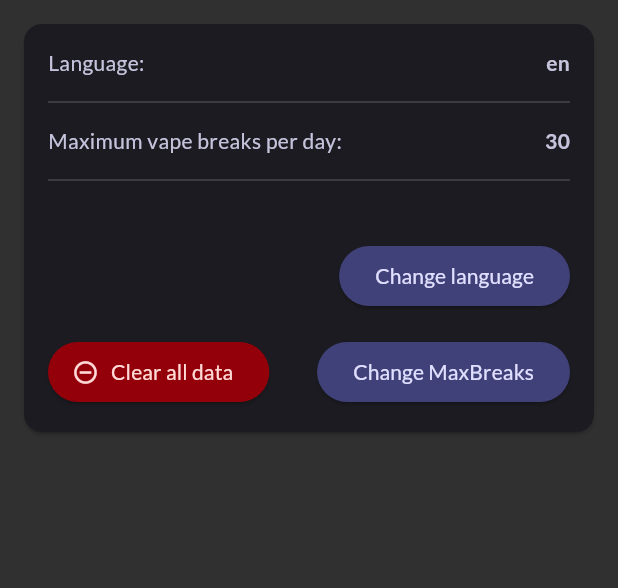
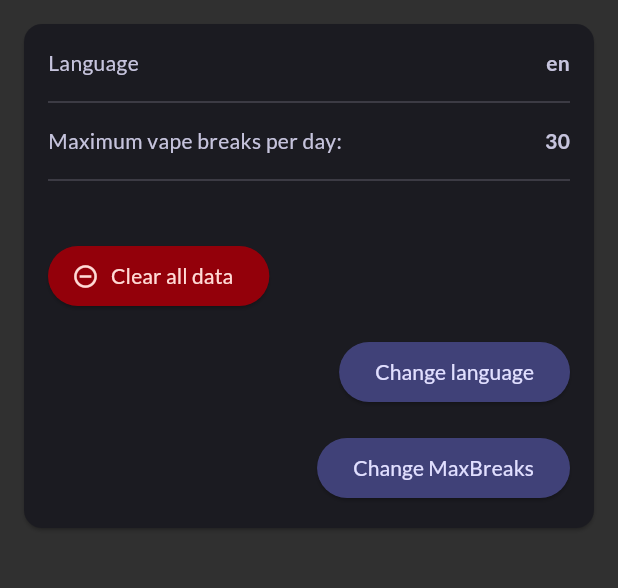
Before and after one commit to mihakonceptcorn/OffVape, a Flutter app: the screen it shows after launch, after a tap on the "person outline" icon, on a phone screen of 412 x 824 dp, the part 84-672 px from its top. Run offline on Flutter 3.47's test engine with Material 3 defaults, Android fonts, the phone set to English and light mode, and no system bars; our stand-ins replace fl_chart, flutter_riverpod, google_fonts, shared_preferences, sqflite; accounts and stored records are empty.

Commit message:
user screen translations

````diff
--- /dev/null
+++ b/l10n.yaml
@@ -0,0 +1,3 @@
+arb-dir: lib/l10n
+template-arb-file: app_en.arb
+output-localization-file: app_localizations.dart
--- /dev/null
+++ b/lib/l10n/app_localizations.dart
@@ -0,0 +1,164 @@
+import 'dart:async';
+
+import 'package:flutter/foundation.dart';
+import 'package:flutter/widgets.dart';
+import 'package:flutter_localizations/flutter_localizations.dart';
+import 'package:intl/intl.dart' as intl;
+
+import 'app_localizations_en.dart';
+import 'app_localizations_uk.dart';
+
+// ignore_for_file: type=lint
+
+/// Callers can lookup localized strings with an instance of AppLocalizations
+/// returned by `AppLocalizations.of(context)`.
+///
+/// Applications need to include `AppLocalizations.delegate()` in their app's
+/// `localizationDelegates` list, and the locales they support in the app's
+/// `supportedLocales` list. For example:
+///
+/// ```dart
+/// import 'l10n/app_localizations.dart';
+///
+/// return MaterialApp(
+///   localizationsDelegates: AppLocalizations.localizationsDelegates,
+///   supportedLocales: AppLocalizations.supportedLocales,
+///   home: MyApplicationHome(),
+/// );
+/// ```
+///
+/// ## Update pubspec.yaml
+///
+/// Please make sure to update your pubspec.yaml to include the following
+/// packages:
+///
+/// ```yaml
+/// dependencies:
+///   # Internationalization support.
+///   flutter_localizations:
+///     sdk: flutter
+///   intl: any # Use the pinned version from flutter_localizations
+///
+///   # Rest of dependencies
+/// ```
+///
+/// ## iOS Applications
+///
+/// iOS applications define key application metadata, including supported
+/// locales, in an Info.plist file that is built into the application bundle.
+/// To configure the locales supported by your app, you’ll need to edit this
+/// file.
+///
+/// First, open your project’s ios/Runner.xcworkspace Xcode workspace file.
+/// Then, in the Project Navigator, open the Info.plist file under the Runner
+/// project’s Runner folder.
+///
+/// Next, select the Information Property List item, select Add Item from the
+/// Editor menu, then select Localizations from the pop-up menu.
+///
+/// Select and expand the newly-created Localizations item then, for each
+/// locale your application supports, add a new item and select the locale
+/// you wish to add from the pop-up menu in the Value field. This list should
+/// be consistent with the languages listed in the AppLocalizations.supportedLocales
+/// property.
+abstract class AppLocalizations {
+  AppLocalizations(String locale)
+    : localeName = intl.Intl.canonicalizedLocale(locale.toString());
+
+  final String localeName;
+
+  static AppLocalizations? of(BuildContext context) {
+    return Localizations.of<AppLocalizations>(context, AppLocalizations);
+  }
+
+  static const LocalizationsDelegate<AppLocalizations> delegate =
+      _AppLocalizationsDelegate();
+
+  /// A list of this localizations delegate along with the default localizations
+  /// delegates.
+  ///
+  /// Returns a list of localizations delegates containing this delegate along with
+  /// GlobalMaterialLocalizations.delegate, GlobalCupertinoLocalizations.delegate,
+  /// and GlobalWidgetsLocalizations.delegate.
+  ///
+  /// Additional delegates can be added by appending to this list in
+  /// MaterialApp. This list does not have to be used at all if a custom list
+  /// of delegates is preferred or required.
+  static const List<LocalizationsDelegate<dynamic>> localizationsDelegates =
+      <LocalizationsDelegate<dynamic>>[
+        delegate,
+        GlobalMaterialLocalizations.delegate,
+        GlobalCupertinoLocalizations.delegate,
+        GlobalWidgetsLocalizations.delegate,
+      ];
+
+  /// A list of this localizations delegate's supported locales.
+  static const List<Locale> supportedLocales = <Locale>[
+    Locale('en'),
+    Locale('uk'),
+  ];
+
+  /// No description provided for @language.
+  ///
+  /// In en, this message translates to:
+  /// **'Language'**
+  String get language;
+
+  /// No description provided for @userMaxNum.
+  ///
+  /// In en, this message translates to:
+  /// **'Maximum vape breaks per day:'**
+  String get userMaxNum;
+
+  /// No description provided for @changeLanguage.
+  ///
+  /// In en, this message translates to:
+  /// **'Change language'**
+  String get changeLanguage;
+
+  /// No description provided for @clearAll.
+  ///
+  /// In en, this message translates to:
+  /// **'Clear all data'**
+  String get clearAll;
+
+  /// No description provided for @changeMaxBreaks.
+  ///
+  /// In en, this message translates to:
+  /// **'Change MaxBreaks'**
+  String get changeMaxBreaks;
+}
+
+class _AppLocalizationsDelegate
+    extends LocalizationsDelegate<AppLocalizations> {
+  const _AppLocalizationsDelegate();
+
+  @override
+  Future<AppLocalizations> load(Locale locale) {
+    return SynchronousFuture<AppLocalizations>(lookupAppLocalizations(locale));
+  }
+
+  @override
+  bool isSupported(Locale locale) =>
+      <String>['en', 'uk'].contains(locale.languageCode);
+
+  @override
+  bool shouldReload(_AppLocalizationsDelegate old) => false;
+}
+
+AppLocalizations lookupAppLocalizations(Locale locale) {
+  // Lookup logic when only language code is specified.
+  switch (locale.languageCode) {
+    case 'en':
+      return AppLocalizationsEn();
+    case 'uk':
+      return AppLocalizationsUk();
+  }
+
+  throw FlutterError(
+    'AppLocalizations.delegate failed to load unsupported locale "$locale". This is likely '
+    'an issue with the localizations generation tool. Please file an issue '
+    'on GitHub with a reproducible sample app and the gen-l10n configuration '
+    'that was used.',
+  );
+}
--- a/lib/main.dart
+++ b/lib/main.dart
@@ -1,6 +1,8 @@
 import 'package:flutter/material.dart';
 import 'package:google_fonts/google_fonts.dart';
 import 'package:flutter_riverpod/flutter_riverpod.dart';
+import 'package:flutter_localizations/flutter_localizations.dart';
+import 'l10n/app_localizations.dart';
 
 import 'package:off_vape/screens/home.dart';
 
@@ -25,6 +27,16 @@ class App extends StatelessWidget {
     return MaterialApp(
       title: 'OffVape',
       theme: theme,
+      localizationsDelegates: const [
+        AppLocalizations.delegate,
+        GlobalMaterialLocalizations.delegate,
+        GlobalWidgetsLocalizations.delegate,
+        GlobalCupertinoLocalizations.delegate,
+      ],
+      supportedLocales: const [
+        Locale('en'),
+        Locale('uk'),
+      ],
       home: const HomeScreen(),
     );
   }
--- a/lib/screens/user.dart
+++ b/lib/screens/user.dart
@@ -5,6 +5,7 @@ import 'package:flutter/cupertino.dart';
 
 import 'package:off_vape/providers/user_settings_provider.dart';
 import 'package:off_vape/providers/vaping_breaks_provider.dart';
+import 'package:off_vape/l10n/app_localizations.dart';
 
 class UserScreen extends ConsumerWidget {
   const UserScreen({super.key});
@@ -192,7 +193,12 @@ class UserScreen extends ConsumerWidget {
               padding: const EdgeInsets.all(16),
               child: SizedBox(
                 width: double.infinity,
-                child: Column(
+                child: Localizations.override(
+                  context: context,
+                  locale: Locale(settings.languageCode),
+                  child: Builder(
+                    builder: (context) {
+                      return Column(
                         crossAxisAlignment: CrossAxisAlignment.start,
                         children: [
                           // --- Language ---
@@ -200,7 +206,7 @@ class UserScreen extends ConsumerWidget {
                             mainAxisAlignment: MainAxisAlignment.spaceBetween,
                             children: [
                               Text(
-                          'Language:',
+                                AppLocalizations.of(context)!.language,
                                 style: Theme.of(context).textTheme.bodyMedium!
                                     .copyWith(
                                       color: Theme.of(context).colorScheme.secondary,
@@ -225,7 +231,7 @@ class UserScreen extends ConsumerWidget {
                             mainAxisAlignment: MainAxisAlignment.spaceBetween,
                             children: [
                               Text(
-                          'Maximum vape breaks per day:',
+                                AppLocalizations.of(context)!.userMaxNum,
                                 style: Theme.of(context).textTheme.bodyMedium!
                                     .copyWith(
                                       color: Theme.of(context).colorScheme.secondary,
@@ -247,6 +253,28 @@ class UserScreen extends ConsumerWidget {
 
                           // --- Buttons ---
                            Row(
+                            mainAxisAlignment: MainAxisAlignment.start,
+                            children: [
+                              ElevatedButton.icon(
+                                icon: const Icon(Icons.remove_circle_outline),
+                                label: Text(AppLocalizations.of(context)!.clearAll,),
+                                style: ElevatedButton.styleFrom(
+                                  backgroundColor: Theme.of(
+                                    context,
+                                  ).colorScheme.errorContainer,
+                                  foregroundColor: Theme.of(
+                                    context,
+                                  ).colorScheme.onErrorContainer,
+                                ),
+                                onPressed: () {
+                                  HapticFeedback.heavyImpact();
+                                  _showRemovePopup(context);
+                                },
+                              ),
+                            ],
+                          ),
+                          const SizedBox(height: 16,),
+                          Row(
                             mainAxisAlignment: MainAxisAlignment.end,
                             children: [
                               ElevatedButton(
@@ -262,30 +290,14 @@ class UserScreen extends ConsumerWidget {
                                     context,
                                   ).colorScheme.onPrimaryContainer,
                                 ),
-                          child: const Text('Change language'),
+                                child: Text(AppLocalizations.of(context)!.changeLanguage),
                               ),
                             ],
                           ),
                           const SizedBox(height: 16,),
                           Row(
-                      mainAxisAlignment: MainAxisAlignment.spaceBetween,
+                            mainAxisAlignment: MainAxisAlignment.end,
                             children: [
-                        ElevatedButton.icon(
-                          icon: const Icon(Icons.remove_circle_outline),
-                          label: const Text('Clear all data',),
-                          style: ElevatedButton.styleFrom(
-                            backgroundColor: Theme.of(
-                              context,
-                            ).colorScheme.errorContainer,
-                            foregroundColor: Theme.of(
-                              context,
-                            ).colorScheme.onErrorContainer,
-                          ),
-                          onPressed: () {
-                            HapticFeedback.heavyImpact();
-                            _showRemovePopup(context);
-                          },
-                        ),
                               ElevatedButton(
                                 onPressed: () {
                                   HapticFeedback.lightImpact();
@@ -299,11 +311,14 @@ class UserScreen extends ConsumerWidget {
                                     context,
                                   ).colorScheme.onPrimaryContainer,
                                 ),
-                          child: const Text('Change MaxBreaks'),
+                                child: Text(AppLocalizations.of(context)!.changeMaxBreaks),
                               ),
                             ],
                           ),
                         ],
+                      );
+                    }
+                  ),
                 ),
               ),
             ),
--- a/lib/widgets/progress_card.dart
+++ b/lib/widgets/progress_card.dart
@@ -5,6 +5,8 @@ import 'package:off_vape/providers/vaping_breaks_provider.dart';
 import 'package:off_vape/providers/user_settings_provider.dart';
 
 import 'package:off_vape/models/break.dart';
+
+import 'package:off_vape/l10n/app_localizations.dart';
 
 class ProgressCard extends ConsumerStatefulWidget {
   const ProgressCard({super.key});
@@ -36,7 +38,12 @@ class _ProgressCardState extends ConsumerState<ProgressCard> {
         margin: const EdgeInsets.all(16),
         child: Padding(
           padding: const EdgeInsets.all(16),
-          child: Column(
+          child: Localizations.override(
+            context: context,
+            locale: const Locale('uk'),
+            child: Builder(
+              builder: (context) {
+                return Column(
                   children: [
                     const SizedBox(height: 16),
                     Center(
@@ -109,6 +116,9 @@ class _ProgressCardState extends ConsumerState<ProgressCard> {
                       ),
                     ),
                   ],
+                );
+              }
+            ),
           ),
         ),
       ),
--- a/pubspec.yaml
+++ b/pubspec.yaml
@@ -41,6 +41,9 @@ dependencies:
   uuid: ^4.5.1
   path: ^1.9.1
   shared_preferences: ^2.5.3
+  flutter_localizations:
+    sdk: flutter
+  intl: any
 
 dev_dependencies:
   flutter_test:
@@ -58,7 +61,7 @@ dev_dependencies:
 
 # The following section is specific to Flutter packages.
 flutter:
-
+  generate: true
   # The following line ensures that the Material Icons font is
   # included with your application, so that you can use the icons in
   # the material Icons class.
````
Also changed, not shown: lib/l10n/app_en.arb (added, +7 -0 lines), lib/l10n/app_localizations_en.dart (added, +25 -0 lines), lib/l10n/app_localizations_uk.dart (added, +25 -0 lines), lib/l10n/app_uk.arb (added, +7 -0 lines), pubspec.lock. Lines whose indentation alone changed are shown as unchanged.
